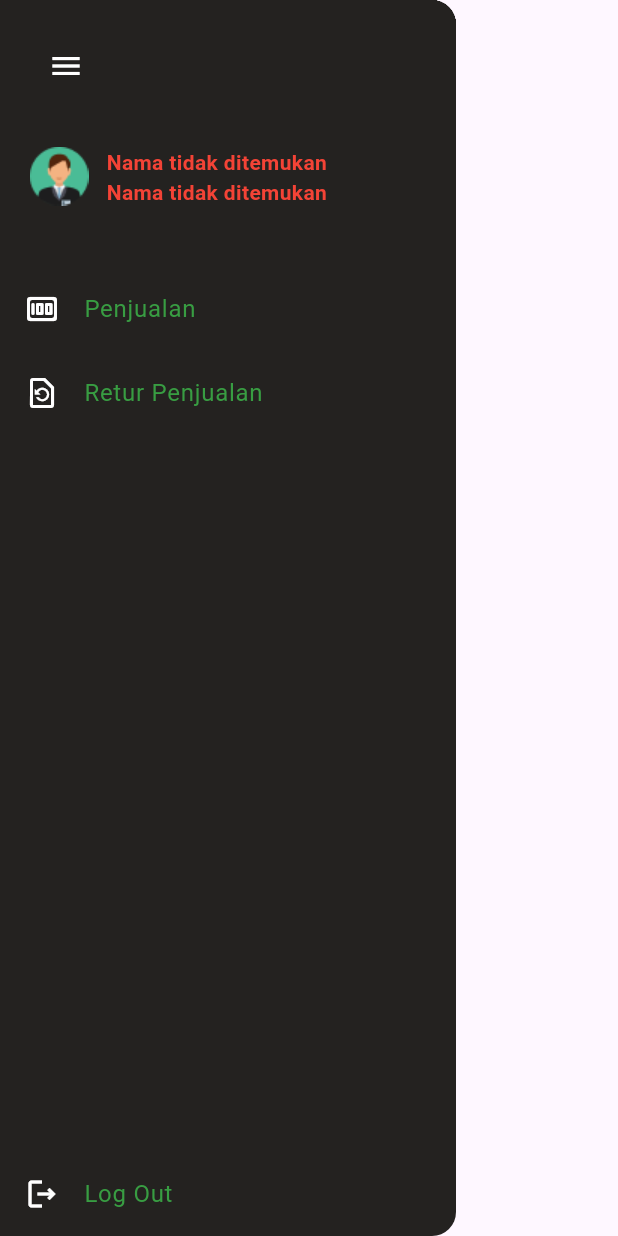
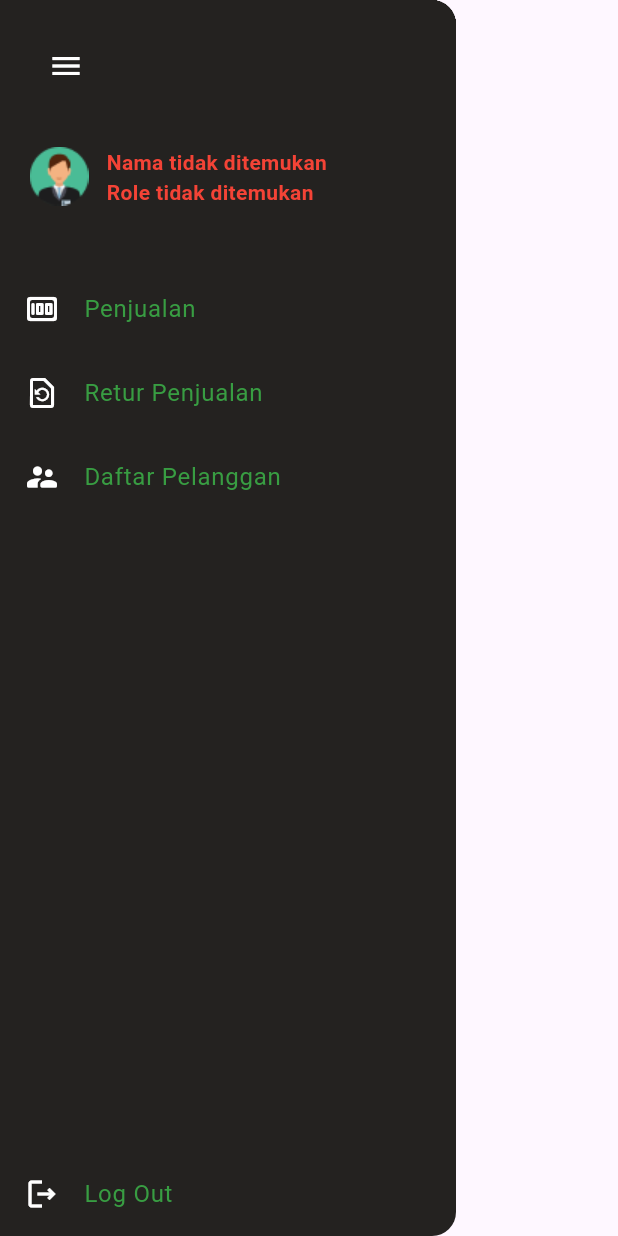
Before and after one commit to mfthfarid/si-kaspin_mobile, a Flutter app: the MyDrawer widget shown alone on an empty page, opened directly, on a phone screen of 412 x 824 dp. Run offline on Flutter 3.47's test engine with Material 3 defaults, Android fonts, the phone set to English and light mode, and no system bars; our stand-ins replace shared_preferences; accounts and stored records are empty; network calls fail; Roboto replaces fonts that are missing (Poppins).

Commit message:
add pelanggan

```diff
--- a/lib/drawer.dart
+++ b/lib/drawer.dart
@@ -1,4 +1,5 @@
 import 'package:flutter/material.dart';
+import 'package:kaspin/menu/addPelanggan.dart';
 import 'package:kaspin/menu/penjualan.dart';
 import 'package:kaspin/menu/retur.dart';
 import 'package:kaspin/login/login.dart';
@@ -152,7 +153,7 @@ class _MyDrawer extends State<MyDrawer> {
                                   );
                                 } else {
                                   return Text(
-                                    "Nama tidak ditemukan",
+                                    "Role tidak ditemukan",
                                     style: TextStyle(
                                       fontFamily: "Poppins",
                                       fontWeight: FontWeight.w600,
@@ -218,6 +219,26 @@ class _MyDrawer extends State<MyDrawer> {
                 );
               },
             ),
+            ListTile(
+              selected: selectedIndex == 3,
+              leading: Icon(
+                Icons.supervisor_account_rounded,
+                color: Colors.white,
+              ),
+              title: Text("Daftar Pelanggan"),
+              textColor: Color.fromARGB(255, 56, 157, 66),
+              onTap: () {
+                // _onItemTapped(2);
+                setState(() {
+                  selectedIndex = 3;
+                });
+                // Navigator.pop(context);
+                Navigator.push(
+                  context,
+                  MaterialPageRoute(builder: (context) => AddPelanggan()),
+                );
+              },
+            ),
             Expanded(
               child: Align(
                 alignment: Alignment.bottomCenter,
--- a/lib/main.dart
+++ b/lib/main.dart
@@ -36,7 +36,7 @@ class _MyHomePageState extends State {
   @override
   Widget build(BuildContext context) {
     return Scaffold(
-      body: (LaunchPage()),
+      body: (Penjualan()),
     );
   }
 }
--- a/lib/services/ApiConfig.dart
+++ b/lib/services/ApiConfig.dart
@@ -1,5 +1,5 @@
 class ApiConfig {
-  static const String url = 'https://a94c-112-78-133-105.ngrok-free.app';
+  static const String url = 'https://cf2f-114-79-19-175.ngrok-free.app';
 
   static const String baseUrl = url + '/api';
 
```
Also changed, not shown: lib/menu/addPelanggan.dart (added, +77 -0 lines), lib/providers/home_providers.dart (deleted, +0 -115 lines).
